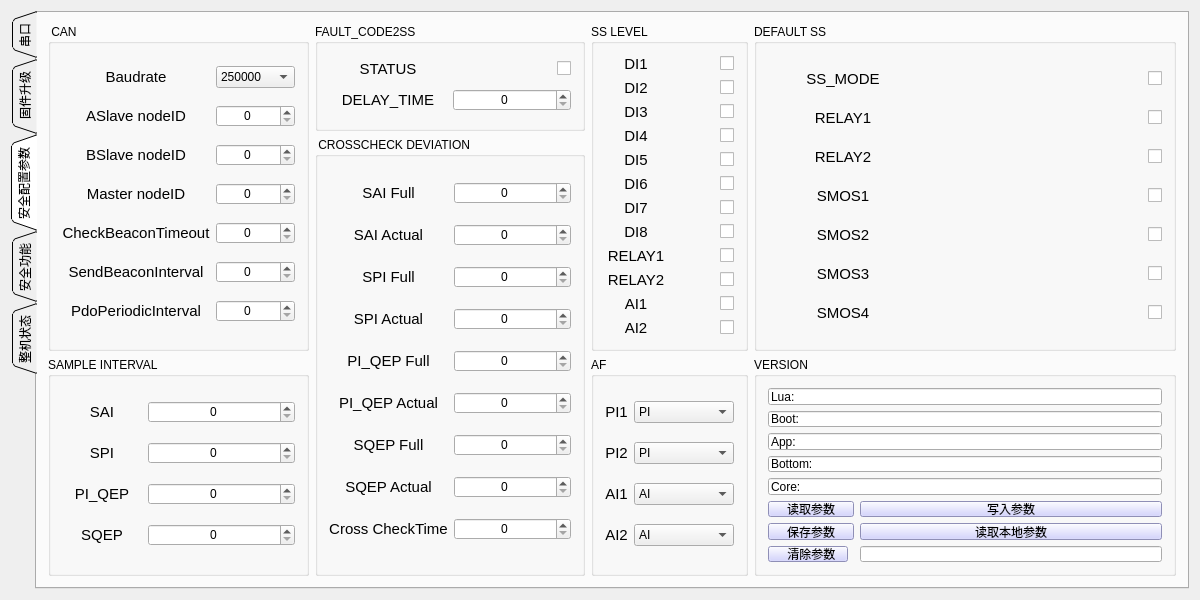
This is mainwindow.ui in su0814/qt_spc100 as Qt 5 draws it before an edit. The edited form follows.
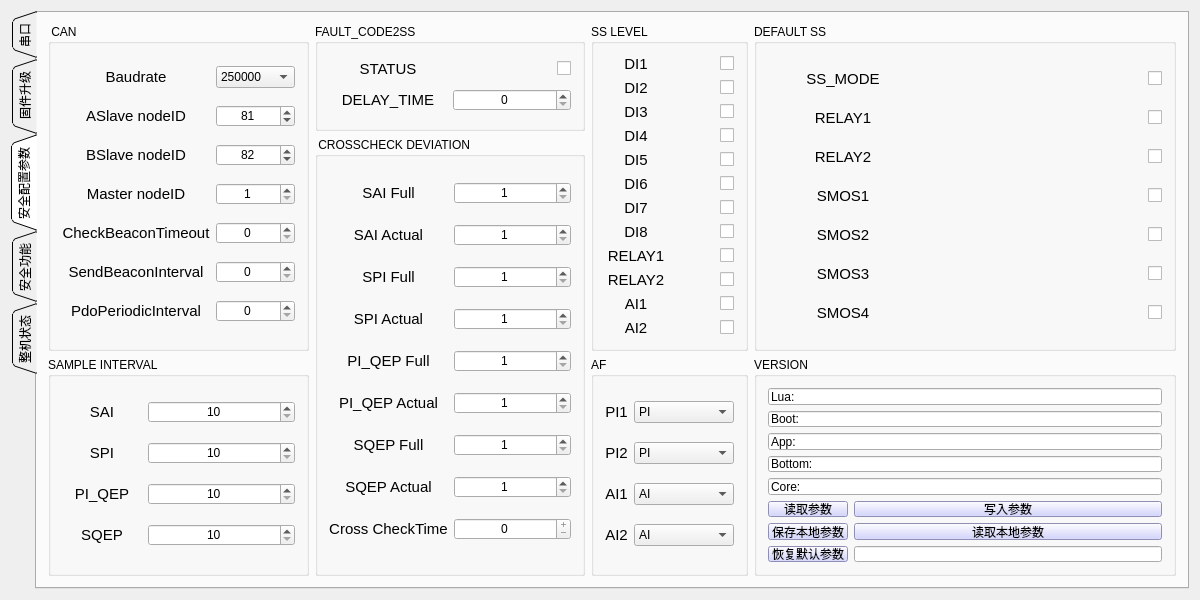
This is the edited form. The open tabs and pages were chosen to show the change.

Commit message: UI界面优化，写参数后重启SPC100

The edit to the form file:
```diff
--- a/mainwindow.ui
+++ b/mainwindow.ui
@@ -837,7 +837,7 @@
            <item row="8" column="0" colspan="2">
             <widget class="QPushButton" name="param_save_pushButton">
              <property name="text">
-              <string>保存参数</string>
+              <string>保存本地参数</string>
              </property>
             </widget>
            </item>
@@ -858,13 +858,6 @@
              </property>
             </widget>
            </item>
-           <item row="9" column="0">
-            <widget class="QPushButton" name="param_clear_pushButton">
-             <property name="text">
-              <string>  清除参数</string>
-             </property>
-            </widget>
-           </item>
            <item row="9" column="2">
             <widget class="QLineEdit" name="param_log_lineEdit"/>
            </item>
@@ -918,6 +911,13 @@
              </property>
             </widget>
            </item>
+           <item row="9" column="0" colspan="2">
+            <widget class="QPushButton" name="param_clear_pushButton">
+             <property name="text">
+              <string>恢复默认参数</string>
+             </property>
+            </widget>
+           </item>
           </layout>
          </widget>
         </item>
@@ -1004,6 +1004,9 @@
              <property name="alignment">
               <set>Qt::AlignCenter</set>
              </property>
+             <property name="minimum">
+              <number>1</number>
+             </property>
              <property name="maximum">
               <number>100</number>
              </property>
@@ -1035,6 +1038,9 @@
              <property name="alignment">
               <set>Qt::AlignCenter</set>
              </property>
+             <property name="minimum">
+              <number>1</number>
+             </property>
              <property name="maximum">
               <number>100</number>
              </property>
@@ -1087,6 +1093,9 @@
              <property name="alignment">
               <set>Qt::AlignCenter</set>
              </property>
+             <property name="minimum">
+              <number>1</number>
+             </property>
              <property name="maximum">
               <number>100</number>
              </property>
@@ -1097,6 +1106,9 @@
              <property name="alignment">
               <set>Qt::AlignCenter</set>
              </property>
+             <property name="minimum">
+              <number>1</number>
+             </property>
              <property name="maximum">
               <number>100</number>
              </property>
@@ -1107,6 +1119,9 @@
              <property name="alignment">
               <set>Qt::AlignCenter</set>
              </property>
+             <property name="minimum">
+              <number>1</number>
+             </property>
              <property name="maximum">
               <number>100</number>
              </property>
@@ -1138,6 +1153,9 @@
              <property name="alignment">
               <set>Qt::AlignCenter</set>
              </property>
+             <property name="minimum">
+              <number>1</number>
+             </property>
              <property name="maximum">
               <number>100</number>
              </property>
@@ -1148,6 +1166,9 @@
              <property name="alignment">
               <set>Qt::AlignCenter</set>
              </property>
+             <property name="minimum">
+              <number>1</number>
+             </property>
              <property name="maximum">
               <number>100</number>
              </property>
@@ -1158,6 +1179,9 @@
              <property name="alignment">
               <set>Qt::AlignCenter</set>
              </property>
+             <property name="minimum">
+              <number>1</number>
+             </property>
              <property name="maximum">
               <number>100</number>
              </property>
@@ -1210,6 +1234,12 @@
              <property name="alignment">
               <set>Qt::AlignCenter</set>
              </property>
+             <property name="readOnly">
+              <bool>true</bool>
+             </property>
+             <property name="buttonSymbols">
+              <enum>QAbstractSpinBox::PlusMinus</enum>
+             </property>
              <property name="maximum">
               <number>3000</number>
              </property>
@@ -1437,9 +1467,15 @@
              <property name="alignment">
               <set>Qt::AlignCenter</set>
              </property>
+             <property name="minimum">
+              <number>1</number>
+             </property>
              <property name="maximum">
               <number>127</number>
              </property>
+             <property name="value">
+              <number>81</number>
+             </property>
             </widget>
            </item>
            <item row="2" column="0">
@@ -1468,9 +1504,15 @@
              <property name="alignment">
               <set>Qt::AlignCenter</set>
              </property>
+             <property name="minimum">
+              <number>1</number>
+             </property>
              <property name="maximum">
               <number>127</number>
              </property>
+             <property name="value">
+              <number>82</number>
+             </property>
             </widget>
            </item>
            <item row="3" column="0">
@@ -1499,9 +1541,15 @@
              <property name="alignment">
               <set>Qt::AlignCenter</set>
              </property>
+             <property name="minimum">
+              <number>1</number>
+             </property>
              <property name="maximum">
               <number>127</number>
              </property>
+             <property name="value">
+              <number>1</number>
+             </property>
             </widget>
            </item>
            <item row="4" column="0">
@@ -1971,8 +2019,11 @@
              <property name="alignment">
               <set>Qt::AlignCenter</set>
              </property>
+             <property name="minimum">
+              <number>10</number>
+             </property>
              <property name="maximum">
-              <number>65535</number>
+              <number>255</number>
              </property>
             </widget>
            </item>
@@ -2002,8 +2053,11 @@
              <property name="alignment">
               <set>Qt::AlignCenter</set>
              </property>
+             <property name="minimum">
+              <number>10</number>
+             </property>
              <property name="maximum">
-              <number>65535</number>
+              <number>255</number>
              </property>
             </widget>
            </item>
@@ -2033,8 +2087,11 @@
              <property name="alignment">
               <set>Qt::AlignCenter</set>
              </property>
+             <property name="minimum">
+              <number>10</number>
+             </property>
              <property name="maximum">
-              <number>65535</number>
+              <number>255</number>
              </property>
             </widget>
            </item>
@@ -2064,8 +2121,11 @@
              <property name="alignment">
               <set>Qt::AlignCenter</set>
              </property>
+             <property name="minimum">
+              <number>10</number>
+             </property>
              <property name="maximum">
-              <number>65535</number>
+              <number>255</number>
              </property>
             </widget>
            </item>
```
Left out of the diff: 190 changed lines with no effect on the pictures. The commit also changes 8 other files.
